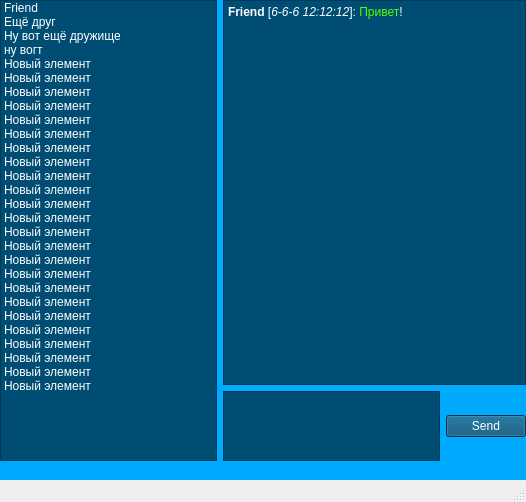
The window that mainwindow.ui (GreenBichAcademyUnlimited/ISIS-Messanger) describes before a commit, drawn with Qt 5.
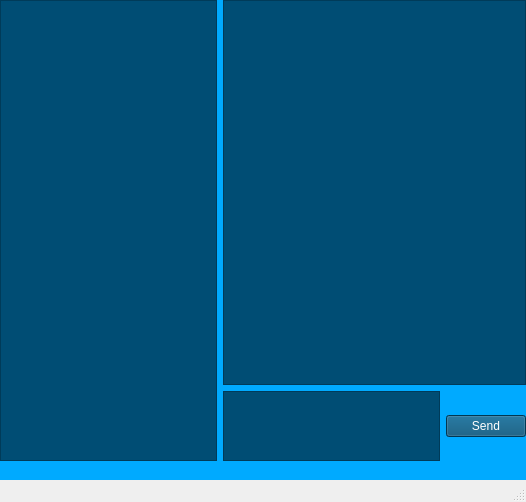
The same window after the commit. Icons and pictures are not drawn.

Diff of the .ui file:
```diff
--- a/mainwindow.ui
+++ b/mainwindow.ui
@@ -40,146 +40,6 @@
         <string notr="true">color: rgb(255, 255, 255);
 background-color: rgb(0, 77, 116);</string>
        </property>
-       <item>
-        <property name="text">
-         <string>Friend</string>
-        </property>
-       </item>
-       <item>
-        <property name="text">
-         <string>Ещё друг</string>
-        </property>
-       </item>
-       <item>
-        <property name="text">
-         <string>Ну вот ещё дружище</string>
-        </property>
-       </item>
-       <item>
-        <property name="text">
-         <string>ну вогт</string>
-        </property>
-       </item>
-       <item>
-        <property name="text">
-         <string>Новый элемент</string>
-        </property>
-       </item>
-       <item>
-        <property name="text">
-         <string>Новый элемент</string>
-        </property>
-       </item>
-       <item>
-        <property name="text">
-         <string>Новый элемент</string>
-        </property>
-       </item>
-       <item>
-        <property name="text">
-         <string>Новый элемент</string>
-        </property>
-       </item>
-       <item>
-        <property name="text">
-         <string>Новый элемент</string>
-        </property>
-       </item>
-       <item>
-        <property name="text">
-         <string>Новый элемент</string>
-        </property>
-       </item>
-       <item>
-        <property name="text">
-         <string>Новый элемент</string>
-        </property>
-       </item>
-       <item>
-        <property name="text">
-         <string>Новый элемент</string>
-        </property>
-       </item>
-       <item>
-        <property name="text">
-         <string>Новый элемент</string>
-        </property>
-       </item>
-       <item>
-        <property name="text">
-         <string>Новый элемент</string>
-        </property>
-       </item>
-       <item>
-        <property name="text">
-         <string>Новый элемент</string>
-        </property>
-       </item>
-       <item>
-        <property name="text">
-         <string>Новый элемент</string>
-        </property>
-       </item>
-       <item>
-        <property name="text">
-         <string>Новый элемент</string>
-        </property>
-       </item>
-       <item>
-        <property name="text">
-         <string>Новый элемент</string>
-        </property>
-       </item>
-       <item>
-        <property name="text">
-         <string>Новый элемент</string>
-        </property>
-       </item>
-       <item>
-        <property name="text">
-         <string>Новый элемент</string>
-        </property>
-       </item>
-       <item>
-        <property name="text">
-         <string>Новый элемент</string>
-        </property>
-       </item>
-       <item>
-        <property name="text">
-         <string>Новый элемент</string>
-        </property>
-       </item>
-       <item>
-        <property name="text">
-         <string>Новый элемент</string>
-        </property>
-       </item>
-       <item>
-        <property name="text">
-         <string>Новый элемент</string>
-        </property>
-       </item>
-       <item>
-        <property name="text">
-         <string>Новый элемент</string>
-        </property>
-       </item>
-       <item>
-        <property name="text">
-         <string>Новый элемент</string>
-        </property>
-       </item>
-       <item>
-        <property name="text">
-         <string>Новый элемент</string>
-        </property>
-       </item>
-       <item>
-        <property name="text">
-         <string>Новый элемент</string>
-        </property>
-       </item>
       </widget>
      </item>
      <item>
@@ -198,7 +58,7 @@
 &lt;html&gt;&lt;head&gt;&lt;meta name=&quot;qrichtext&quot; content=&quot;1&quot; /&gt;&lt;style type=&quot;text/css&quot;&gt;
 p, li { white-space: pre-wrap; }
 &lt;/style&gt;&lt;/head&gt;&lt;body style=&quot; font-family:'Sans Serif'; font-size:9pt; font-weight:400; font-style:normal;&quot;&gt;
-&lt;p style=&quot; margin-top:0px; margin-bottom:0px; margin-left:0px; margin-right:0px; -qt-block-indent:0; text-indent:0px;&quot;&gt;&lt;span style=&quot; font-weight:600;&quot;&gt;Friend&lt;/span&gt; [&lt;span style=&quot; font-style:italic;&quot;&gt;6-6-6 12:12:12&lt;/span&gt;]: &lt;span style=&quot; color:#55ff00;&quot;&gt;Привет&lt;/span&gt;!&lt;/p&gt;&lt;/body&gt;&lt;/html&gt;</string>
+&lt;p style=&quot;-qt-paragraph-type:empty; margin-top:0px; margin-bottom:0px; margin-left:0px; margin-right:0px; -qt-block-indent:0; text-indent:0px;&quot;&gt;&lt;br /&gt;&lt;/p&gt;&lt;/body&gt;&lt;/html&gt;</string>
          </property>
         </widget>
        </item>
```
Left out of the diff: 1 changed line with no effect on the pictures.
